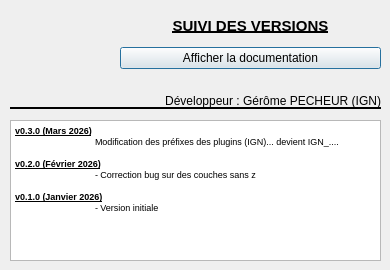
Above: aproposde.ui from IGNF/altibonne-qgis-plugin before the change. Below: the same form after it.
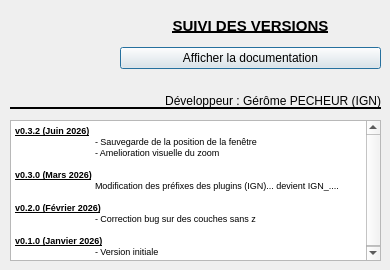
That is the form after the change. Icons and pictures are not drawn.

Commit message: maj a propos

Patch:
```diff
--- a/aproposde.ui
+++ b/aproposde.ui
@@ -99,7 +99,11 @@
     <string>&lt;!DOCTYPE HTML PUBLIC &quot;-//W3C//DTD HTML 4.0//EN&quot; &quot;http://www.w3.org/TR/REC-html40/strict.dtd&quot;&gt;
 &lt;html&gt;&lt;head&gt;&lt;meta name=&quot;qrichtext&quot; content=&quot;1&quot; /&gt;&lt;style type=&quot;text/css&quot;&gt;
 p, li { white-space: pre-wrap; }
-&lt;/style&gt;&lt;/head&gt;&lt;body style=&quot; font-family:'MS Shell Dlg 2'; font-size:7.8pt; font-weight:400; font-style:normal;&quot;&gt;
+&lt;/style&gt;&lt;/head&gt;&lt;body style=&quot; font-family:'MS Shell Dlg 2'; font-size:8.25pt; font-weight:400; font-style:normal;&quot;&gt;
+&lt;p style=&quot; margin-top:0px; margin-bottom:0px; margin-left:0px; margin-right:0px; -qt-block-indent:0; text-indent:0px;&quot;&gt;&lt;span style=&quot; font-size:7pt; font-weight:600; text-decoration: underline;&quot;&gt;v0.3.2 (Juin 2026)&lt;/span&gt;&lt;/p&gt;
+&lt;p style=&quot; margin-top:0px; margin-bottom:0px; margin-left:0px; margin-right:0px; -qt-block-indent:0; text-indent:0px;&quot;&gt;&lt;span style=&quot; font-size:7pt;&quot;&gt;	- Sauvegarde de la position de la fenêtre&lt;/span&gt;&lt;/p&gt;
+&lt;p style=&quot; margin-top:0px; margin-bottom:0px; margin-left:0px; margin-right:0px; -qt-block-indent:0; text-indent:0px;&quot;&gt;&lt;span style=&quot; font-size:7pt;&quot;&gt;	- Amelioration visuelle du zoom&lt;/span&gt;&lt;/p&gt;
+&lt;p style=&quot;-qt-paragraph-type:empty; margin-top:0px; margin-bottom:0px; margin-left:0px; margin-right:0px; -qt-block-indent:0; text-indent:0px; font-size:7pt;&quot;&gt;&lt;br /&gt;&lt;/p&gt;
 &lt;p style=&quot; margin-top:0px; margin-bottom:0px; margin-left:0px; margin-right:0px; -qt-block-indent:0; text-indent:0px;&quot;&gt;&lt;span style=&quot; font-size:7pt; font-weight:600; text-decoration: underline;&quot;&gt;v0.3.0 (Mars 2026)&lt;/span&gt;&lt;/p&gt;
 &lt;p style=&quot; margin-top:0px; margin-bottom:0px; margin-left:0px; margin-right:0px; -qt-block-indent:0; text-indent:0px;&quot;&gt;&lt;span style=&quot; font-size:7pt;&quot;&gt;	Modification des préfixes des plugins (IGN)... devient IGN_....&lt;/span&gt;&lt;/p&gt;
 &lt;p style=&quot;-qt-paragraph-type:empty; margin-top:0px; margin-bottom:0px; margin-left:0px; margin-right:0px; -qt-block-indent:0; text-indent:0px; font-size:7pt;&quot;&gt;&lt;br /&gt;&lt;/p&gt;
```
